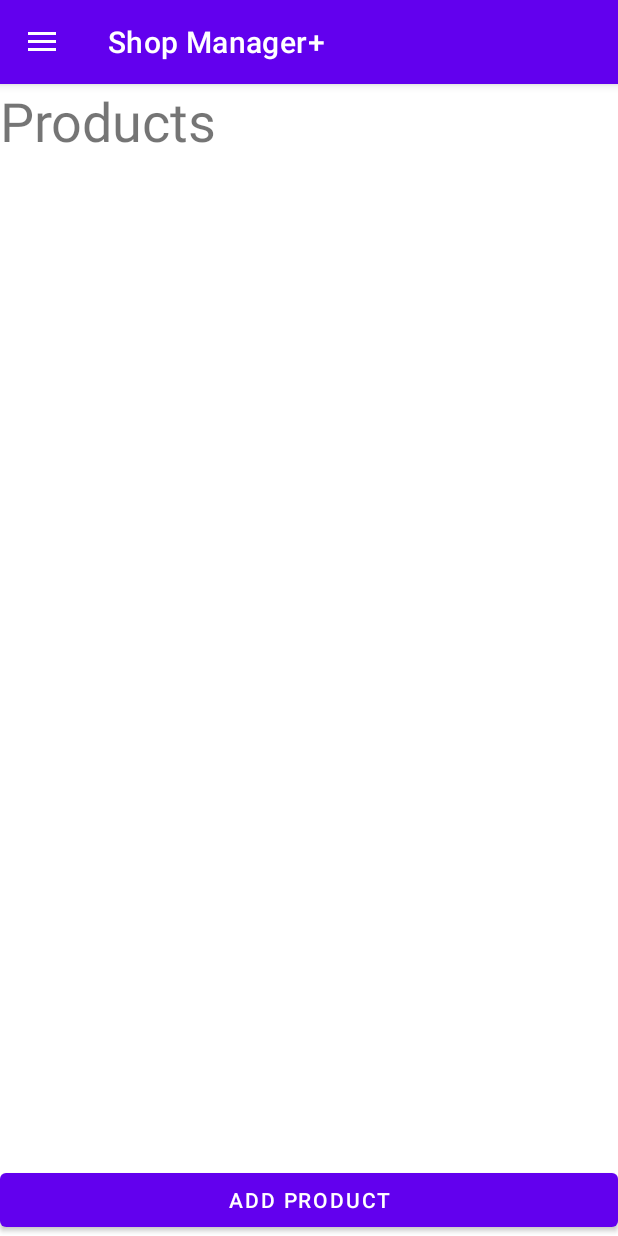
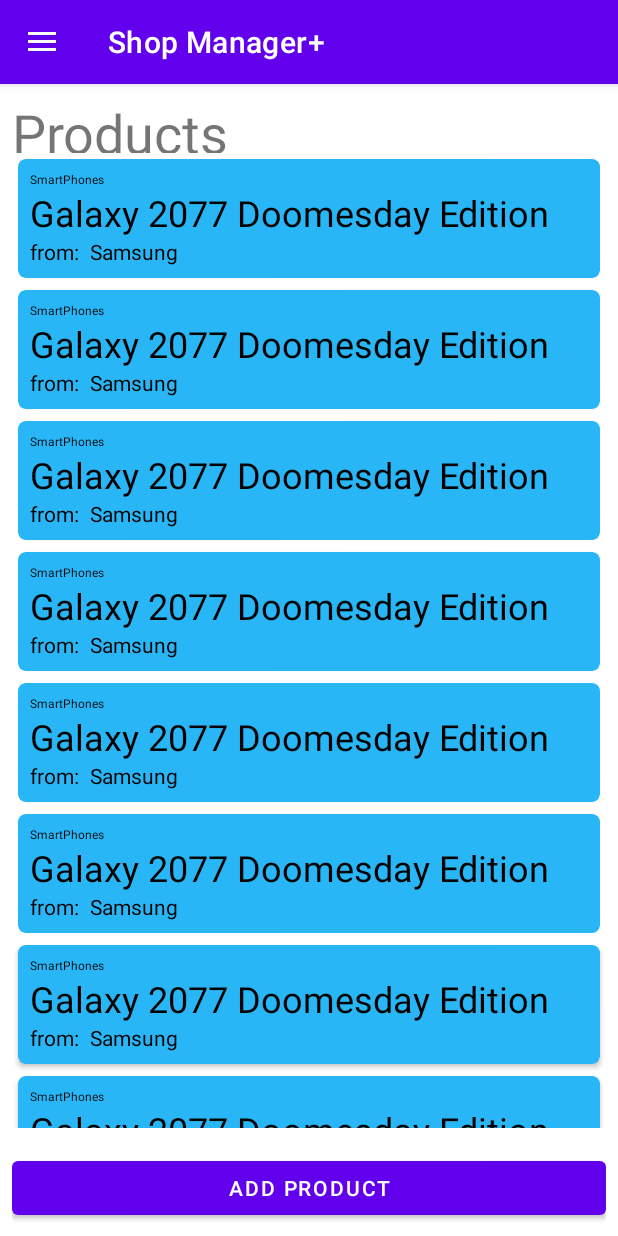
Before and after one commit to hassambitw/shop-manager-android-application, an Android app: the screen it shows after launch (MainActivity), in the side drawer, after a tap on "Products", on a phone screen of 412 x 824 dp. Run offline under Robolectric (Android 15) with nearby library versions, the phone set to English and light mode, and no system bars.

Commit message:
product listview there, need to work on db now, minor tweaks

```diff
--- a/app/src/main/java/com/example/atry/ProductAdapter.java
+++ b/app/src/main/java/com/example/atry/ProductAdapter.java
@@ -1,34 +1,58 @@
 package com.example.atry;
 
+import android.view.LayoutInflater;
 import android.view.View;
 import android.view.ViewGroup;
+import android.widget.TextView;
 
 import androidx.annotation.NonNull;
 import androidx.recyclerview.widget.RecyclerView;
 
-class ProductAdapter extends RecyclerView.Adapter<ProductAdapter.ProductViewHolder> {
+import java.util.ArrayList;
 
+public class ProductAdapter extends RecyclerView.Adapter<ProductAdapter.ProductViewHolder> {
+
+    private ArrayList<Product> prodList;
     public class ProductViewHolder extends RecyclerView.ViewHolder{
+        public TextView mTextView1;
+        public TextView mTextView2;
+        public TextView mTextView3;
 
         public ProductViewHolder(@NonNull View itemView) {
             super(itemView);
+
+
+            mTextView1 = itemView.findViewById(R.id.category);
+            mTextView2 = itemView.findViewById(R.id.brandName);
+            mTextView3 = itemView.findViewById(R.id.productName);
         }
     }
 
+    public ProductAdapter (ArrayList<Product> prodList) {
+        this.prodList = prodList;
+    }
 
     @NonNull
     @Override
     public ProductViewHolder onCreateViewHolder(@NonNull ViewGroup parent, int viewType) {
-        return null;
+        View v = LayoutInflater.from(parent.getContext()).inflate(R.layout.product_item,parent,false);
+        ProductViewHolder pvh = new ProductViewHolder(v);
+        return pvh;
     }
 
     @Override
     public void onBindViewHolder(@NonNull ProductViewHolder holder, int position) {
 
+        Product curItem = prodList.get(position);
+
+        holder.mTextView1.setText(curItem.getCategory());
+        holder.mTextView2.setText(curItem.getBrandName());
+        holder.mTextView3.setText(curItem.getProductName());
+
     }
 
     @Override
     public int getItemCount() {
-        return 0;
+        return prodList.size();
     }
 }
--- a/app/src/main/java/com/example/atry/ProductFragment.java
+++ b/app/src/main/java/com/example/atry/ProductFragment.java
@@ -8,12 +8,51 @@ import android.view.ViewGroup;
 import androidx.annotation.NonNull;
 import androidx.annotation.Nullable;
 import androidx.fragment.app.Fragment;
+import androidx.recyclerview.widget.LinearLayoutManager;
+import androidx.recyclerview.widget.RecyclerView;
+
+import java.util.ArrayList;
 
 public class ProductFragment extends Fragment {
 
+
+    private RecyclerView productRecyclerView;
+    private RecyclerView.Adapter productAdapter;
+    private RecyclerView.LayoutManager productLayoutManager;
     @Override
     public View onCreateView(@NonNull LayoutInflater inflater, @Nullable ViewGroup container, @Nullable Bundle savedInstanceState) {
-        return inflater.inflate(R.layout.fragment_products,container,false);
+
+        ArrayList<Product> productList = new ArrayList<>();
+        productList.add(new Product(001, "SmartPhones", "Samsung", "Galaxy 2077 Doomesday Edition", 2077, 202020, 55));
+        productList.add(new Product(001, "SmartPhones", "Samsung", "Galaxy 2077 Doomesday Edition", 2077, 202020, 55));
+        productList.add(new Product(001, "SmartPhones", "Samsung", "Galaxy 2077 Doomesday Edition", 2077, 202020, 55));
+        productList.add(new Product(001, "SmartPhones", "Samsung", "Galaxy 2077 Doomesday Edition", 2077, 202020, 55));
+        productList.add(new Product(001, "SmartPhones", "Samsung", "Galaxy 2077 Doomesday Edition", 2077, 202020, 55));
+        productList.add(new Product(001, "SmartPhones", "Samsung", "Galaxy 2077 Doomesday Edition", 2077, 202020, 55));
+        productList.add(new Product(001, "SmartPhones", "Samsung", "Galaxy 2077 Doomesday Edition", 2077, 202020, 55));
+        productList.add(new Product(001, "SmartPhones", "Samsung", "Galaxy 2077 Doomesday Edition", 2077, 202020, 55));
+        productList.add(new Product(001, "SmartPhones", "Samsung", "Galaxy 2077 Doomesday Edition", 2077, 202020, 55));
+        productList.add(new Product(001, "SmartPhones", "Samsung", "Galaxy 2077 Doomesday Edition", 2077, 202020, 55));
+        productList.add(new Product(001, "SmartPhones", "Samsung", "Galaxy 2077 Doomesday Edition", 2077, 202020, 55));
+
+
+
+
+
+
+        View v =  inflater.inflate(R.layout.fragment_products,container,false);
+
+        productRecyclerView = v.findViewById(R.id.product_recycler_view);
+        productRecyclerView.setHasFixedSize(true);
+        productLayoutManager = new LinearLayoutManager(v.getContext());
+        productAdapter = new ProductAdapter(productList);
+        productRecyclerView.setLayoutManager(productLayoutManager);
+        productRecyclerView.setAdapter(productAdapter);
+
+
+        return v;
+
+
     }
 
 }
--- a/app/src/main/res/layout/fragment_products.xml
+++ b/app/src/main/res/layout/fragment_products.xml
@@ -3,7 +3,8 @@
     android:id="@+id/lin_layout_dashboard"
     android:layout_width="match_parent"
     android:layout_height="match_parent"
-    android:orientation="vertical">
+    android:orientation="vertical"
+    android:padding="8dp">
 
     <TextView
         android:id="@+id/textView"
@@ -17,7 +18,7 @@
         android:id="@+id/product_recycler_view"
         android:layout_width="match_parent"
         android:layout_height="wrap_content"
-        android:layout_weight="9" >
+        android:layout_weight="9">
 
     </androidx.recyclerview.widget.RecyclerView>
 
@@ -25,5 +26,6 @@
         android:id="@+id/addProduct"
         android:layout_width="match_parent"
         android:layout_height="wrap_content"
+        android:layout_marginTop="16dp"
         android:text="Add Product" />
 </LinearLayout>
--- /dev/null
+++ b/app/src/main/res/layout/product_item.xml
@@ -0,0 +1,57 @@
+<?xml version="1.0" encoding="utf-8"?>
+<androidx.cardview.widget.CardView xmlns:android="http://schemas.android.com/apk/res/android"
+    xmlns:app="http://schemas.android.com/apk/res-auto"
+    android:layout_width="match_parent"
+    android:layout_height="wrap_content"
+    android:layout_margin="4dp"
+    android:orientation="vertical"
+    android:padding="8dp"
+    app:cardBackgroundColor="#29B6F6"
+    app:cardCornerRadius="5dp">
+
+    <LinearLayout
+        android:layout_width="match_parent"
+        android:layout_height="match_parent"
+        android:orientation="vertical"
+        android:padding="8dp">
+
+        <TextView
+            android:id="@+id/category"
+            android:layout_width="match_parent"
+            android:layout_height="wrap_content"
+            android:text="Category"
+            android:textColor="@color/black"
+            android:textSize="8sp" />
+
+        <TextView
+            android:id="@+id/productName"
+            android:layout_width="match_parent"
+            android:layout_height="wrap_content"
+            android:text="Product Name"
+            android:textColor="@color/black"
+            android:textSize="24sp" />
+
+        <LinearLayout
+            android:layout_width="match_parent"
+            android:layout_height="match_parent"
+            android:orientation="horizontal">
+
+            <TextView
+                android:id="@+id/from"
+                android:layout_width="wrap_content"
+                android:layout_height="wrap_content"
+                android:text="from: "
+                android:textColor="@color/black" />
+
+            <TextView
+                android:id="@+id/brandName"
+                android:layout_width="match_parent"
+                android:layout_height="wrap_content"
+                android:paddingLeft="4dp"
+                android:text="Brand Name"
+                android:textColor="@color/black" />
+
+        </LinearLayout>
+    </LinearLayout>
+
+</androidx.cardview.widget.CardView>
```
Also changed, not shown: app/src/main/java/com/example/atry/Orders.java (added, +68 -0 lines), app/src/main/java/com/example/atry/Shipment.java (+58 -1 lines).
